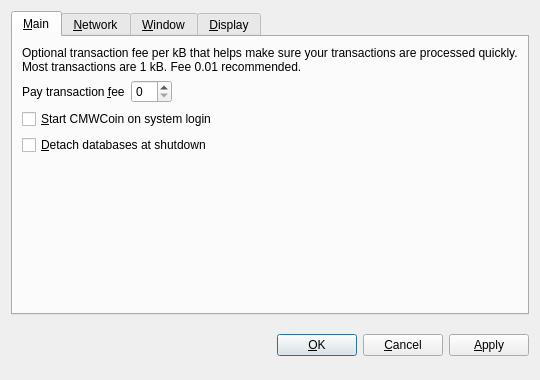
Old version of the form src/qt/forms/optionsdialog.ui in the repository yorulez/ncfdcoin.
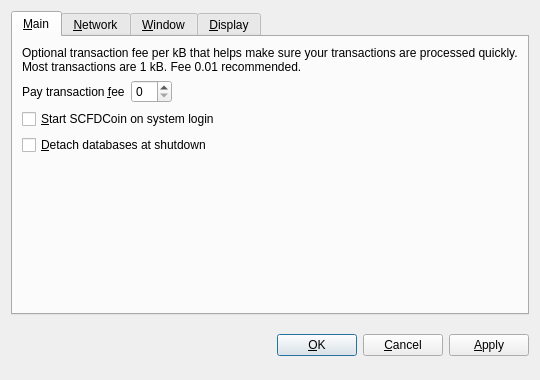
New version of the form. The open tabs and pages were chosen to show the change. Custom widgets are drawn as their Qt base class.

```diff
--- a/src/qt/forms/optionsdialog.ui
+++ b/src/qt/forms/optionsdialog.ui
@@ -82,7 +82,7 @@
           <string>Automatically start CMWCoin after logging in to the system.</string>
          </property>
          <property name="text">
-          <string>&amp;Start CMWCoin on system login</string>
+          <string>&amp;Start SCFDCoin on system login</string>
          </property>
         </widget>
        </item>
```
Left out of the diff: 10 changed lines with no effect on the pictures.
